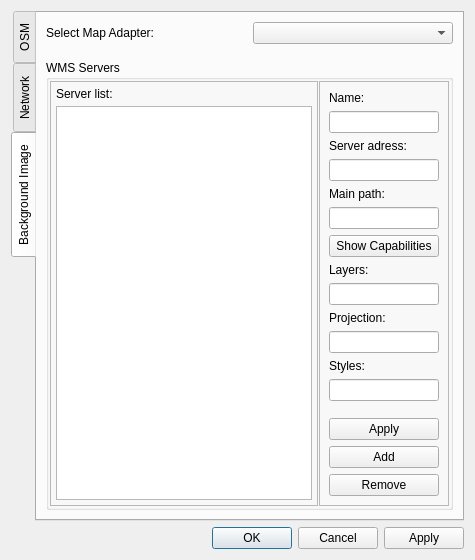
The window that Preferences/PreferencesDialog.ui (openstreetmap/merkaartor) describes before a commit, drawn with Qt 5.
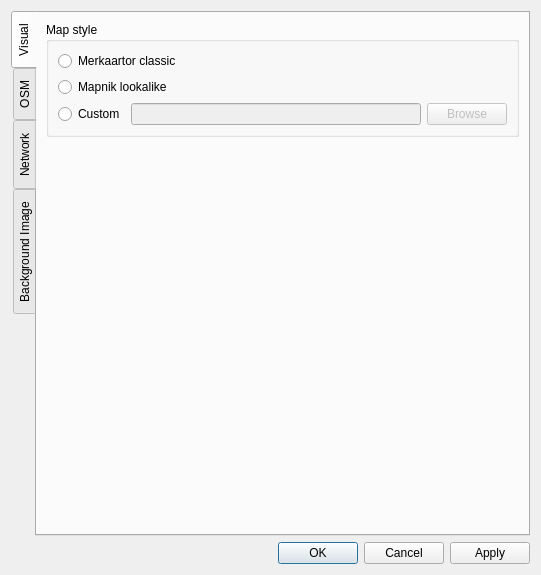
The same window after the commit.

Commit message: ADD : default map style settings ADD : mapnik lookalike style by Colin Marquardt and Andreas Laas

```diff
--- a/Preferences/PreferencesDialog.ui
+++ b/Preferences/PreferencesDialog.ui
@@ -6,8 +6,8 @@
    <rect>
     <x>0</x>
     <y>0</y>
-    <width>475</width>
-    <height>560</height>
+    <width>541</width>
+    <height>575</height>
    </rect>
   </property>
   <property name="windowTitle" >
@@ -22,8 +22,79 @@
         <enum>QTabWidget::West</enum>
        </property>
        <property name="currentIndex" >
-        <number>2</number>
+        <number>0</number>
        </property>
+       <widget class="QWidget" name="tab_4" >
+        <attribute name="title" >
+         <string>Visual</string>
+        </attribute>
+        <layout class="QVBoxLayout" >
+         <item>
+          <widget class="QGroupBox" name="MapStyle" >
+           <property name="title" >
+            <string>Map style</string>
+           </property>
+           <layout class="QVBoxLayout" >
+            <item>
+             <widget class="QRadioButton" name="StyleClassic" >
+              <property name="text" >
+               <string>Merkaartor classic</string>
+              </property>
+             </widget>
+            </item>
+            <item>
+             <widget class="QRadioButton" name="StyleMapnik" >
+              <property name="text" >
+               <string>Mapnik lookalike</string>
+              </property>
+             </widget>
+            </item>
+            <item>
+             <layout class="QHBoxLayout" >
+              <item>
+               <widget class="QRadioButton" name="StyleCustom" >
+                <property name="text" >
+                 <string>Custom</string>
+                </property>
+               </widget>
+              </item>
+              <item>
+               <widget class="QLineEdit" name="CustomStyleName" >
+                <property name="enabled" >
+                 <bool>false</bool>
+                </property>
+               </widget>
+              </item>
+              <item>
+               <widget class="QPushButton" name="BrowseStyle" >
+                <property name="enabled" >
+                 <bool>false</bool>
+                </property>
+                <property name="text" >
+                 <string>Browse</string>
+                </property>
+               </widget>
+              </item>
+             </layout>
+            </item>
+           </layout>
+          </widget>
+         </item>
+         <item>
+          <spacer>
+           <property name="orientation" >
+            <enum>Qt::Vertical</enum>
+           </property>
+           <property name="sizeHint" >
+            <size>
+             <width>20</width>
+             <height>40</height>
+            </size>
+           </property>
+          </spacer>
+         </item>
+        </layout>
+       </widget>
        <widget class="QWidget" name="tab_3" >
         <attribute name="title" >
          <string>OSM</string>
@@ -200,19 +271,6 @@
            </item>
           </layout>
          </item>
-         <item>
-          <spacer>
-           <property name="orientation" >
-            <enum>Qt::Vertical</enum>
-           </property>
-           <property name="sizeHint" >
-            <size>
-             <width>20</width>
-             <height>40</height>
-            </size>
-           </property>
-          </spacer>
-         </item>
          <item>
           <widget class="QGroupBox" name="grpWmsServers" >
            <property name="title" >
```
Left out of the diff: 144 changed lines with no effect on the pictures. The commit also changes 11 other files.
